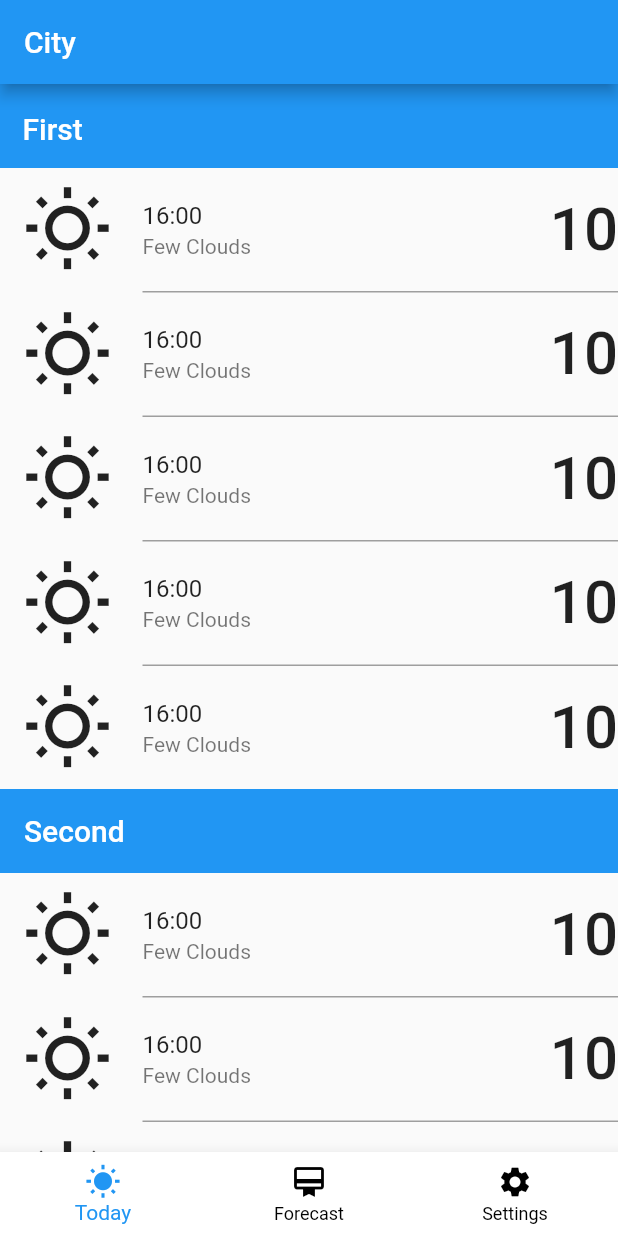
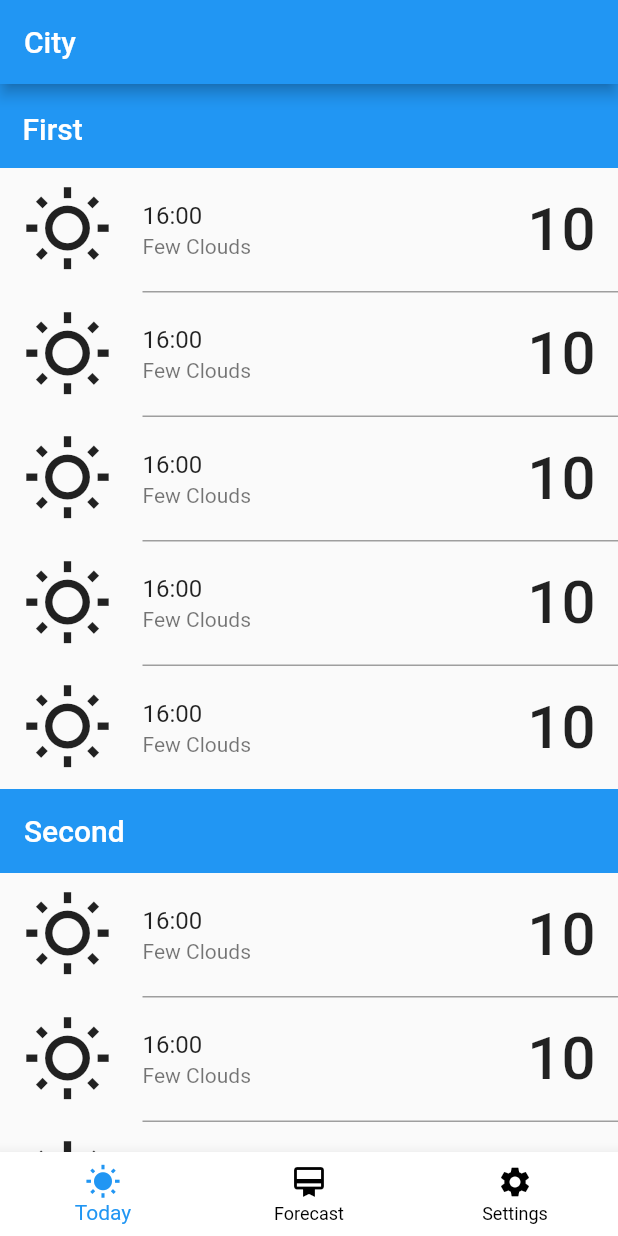
Before and after one commit to RoadToTheFlutterFuture/Weather_Test_app, a Flutter app: the screen it shows after launch, on a phone screen of 412 x 824 dp. Run offline on Flutter 3.47's test engine with Material 2 defaults, Android fonts, the phone set to English and light mode, and no system bars; our stand-ins replace adaptive_theme, dotted_border, easy_localization.

Commit message:
[step2_presentationLayer]: updated ListTileWithBottomBorder

```diff
--- a/lib/screens/forecast/forecast.dart
+++ b/lib/screens/forecast/forecast.dart
@@ -75,7 +75,10 @@ class ListTileWithBottomBorder extends StatelessWidget {
                     child: ListTile(
                         contentPadding: EdgeInsets.only(left: 0, top: 5, bottom: 5),
                         title: Text(title),
-                        trailing: Text(trailing, style: TextStyle(fontSize: 40, fontWeight: FontWeight.w500)),
+                        trailing: Padding(
+                          padding: const EdgeInsets.only(right: 15),
+                          child: Text(trailing, style: TextStyle(fontSize: 40, fontWeight: FontWeight.w500)),
+                        ),
                         subtitle: Text(subtitle),
                         style: ListTileStyle.list,
                     ),
```
